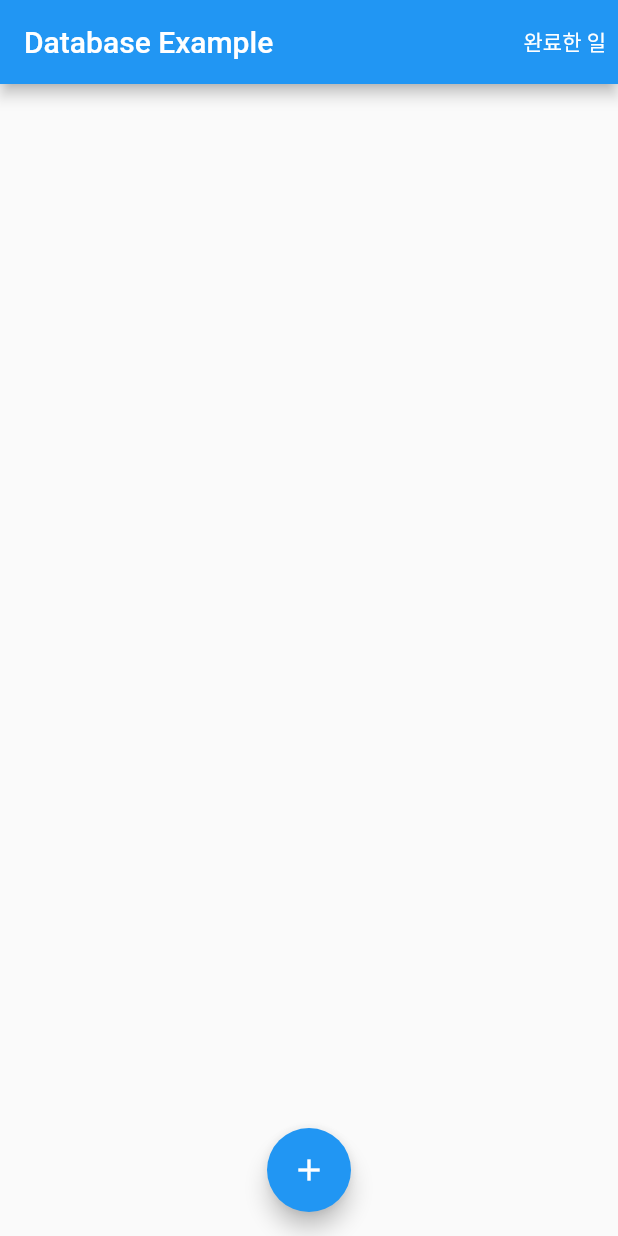
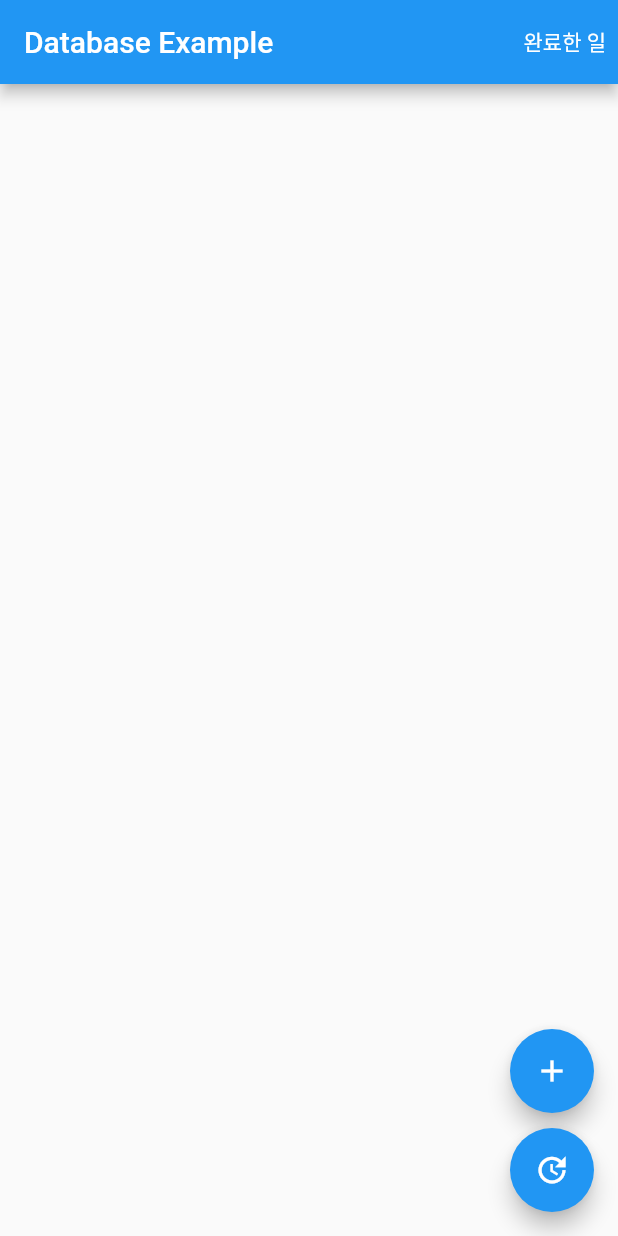
Before and after one commit to mccormick84/flutter_sql_example, a Flutter app: the screen it shows after launch, on a phone screen of 412 x 824 dp. Run offline on Flutter 3.47's test engine with Material 2 defaults, Android fonts, the phone set to English and light mode, and no system bars; our stand-ins replace sqflite, sqflite_common; accounts and stored records are empty.

Commit message:
수정 질의 구현

```diff
--- a/lib/main.dart
+++ b/lib/main.dart
@@ -109,7 +109,9 @@ class _DatabaseApp extends State<DatabaseApp> {
                                 children: <Widget>[
                                   Text(todo.content!),
                                   Text(
-                                    '체크: ${todo.active == 1 ? 'true' : 'false'}'),
+                                      '체크: ${todo.active == 1
+                                          ? 'true'
+                                          : 'false'}'),
                                   Container(
                                     height: 1,
                                     color: Colors.blue,
@@ -157,7 +159,8 @@ class _DatabaseApp extends State<DatabaseApp> {
                                   builder: (BuildContext context) {
                                     return AlertDialog(
                                       title: Text('${todo.id}: ${todo.title}'),
-                                    content: Text('${todo.content}를 삭제하시겠습니까?'),
+                                      content: Text(
+                                          '${todo.content}를 삭제하시겠습니까?'),
                                       actions: <Widget>[
                                         TextButton(
                                             onPressed: () {
@@ -187,16 +190,30 @@ class _DatabaseApp extends State<DatabaseApp> {
             ),
           ),
         ),
-      floatingActionButton: FloatingActionButton(
+        floatingActionButton: Column(
+          children: <Widget>[
+            FloatingActionButton(
               onPressed: () async {
                 final todo = await Navigator.of(context).pushNamed('/add');
                 if (todo != null) {
                   _insertTodo(todo as Todo);
                 }
               },
+              heroTag: null,
               child: const Icon(Icons.add),
             ),
-      floatingActionButtonLocation: FloatingActionButtonLocation.centerFloat,
+            SizedBox(
+              height: 10,
+            ),
+            FloatingActionButton(onPressed: () async {
+              _allUpdate();
+            },
+              heroTag: null,
+              child: Icon(Icons.update),
+            ),
+          ],
+          mainAxisAlignment: MainAxisAlignment.end,
+        )
     );
   }
 
@@ -230,6 +247,14 @@ class _DatabaseApp extends State<DatabaseApp> {
     });
   }
 
+  void _allUpdate() async {
+    final Database database = await widget.db;
+    await database.rawUpdate('update todos set active = 1 where active = 0');
+    setState(() {
+      todoList = getTodos();
+    });
+  }
+
   Future<List<Todo>> getTodos() async {
     final Database database = await widget.db;
     final List<Map<String, dynamic>> maps = await database.query('todos');
```
Lines whose indentation alone changed are shown as unchanged.
